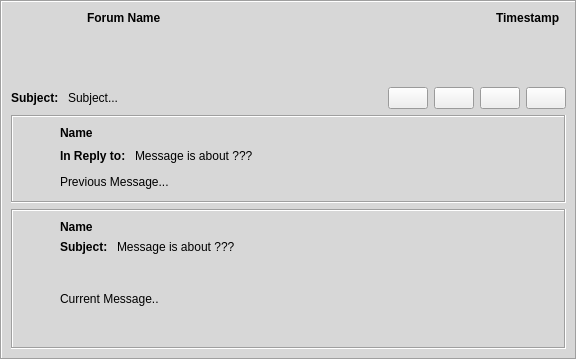
First picture: the form in retroshare-gui/src/gui/feeds/GxsForumMsgItem.ui, repository RetroShare/RetroShare, before the edit.
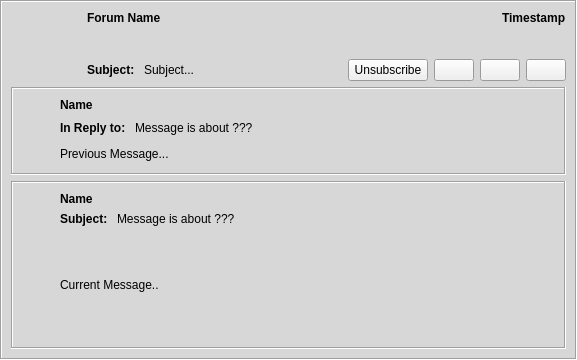
Second picture: the form after the edit. Icons and pictures are not drawn. Custom widgets are drawn as their Qt base class.

What changed in the file:
```diff
--- a/retroshare-gui/src/gui/feeds/GxsForumMsgItem.ui
+++ b/retroshare-gui/src/gui/feeds/GxsForumMsgItem.ui
@@ -77,9 +77,95 @@
      <property name="frameShadow">
       <enum>QFrame::Sunken</enum>
      </property>
-     <layout class="QGridLayout">
-      <item row="1" column="0" colspan="2">
-       <layout class="QHBoxLayout">
+     <layout class="QGridLayout" name="gridLayout">
+      <item row="0" column="0" rowspan="2">
+       <widget class="QLabel" name="iconLabel">
+        <property name="minimumSize">
+         <size>
+          <width>70</width>
+          <height>70</height>
+         </size>
+        </property>
+        <property name="maximumSize">
+         <size>
+          <width>70</width>
+          <height>70</height>
+         </size>
+        </property>
+        <property name="pixmap">
+         <pixmap resource="../icons.qrc">:/icons/png/forums-default.png</pixmap>
+        </property>
+        <property name="scaledContents">
+         <bool>true</bool>
+        </property>
+        <property name="alignment">
+         <set>Qt::AlignCenter</set>
+        </property>
+       </widget>
+      </item>
+      <item row="0" column="1">
+       <layout class="QHBoxLayout" name="horizontalLayout_2">
+        <item>
+         <widget class="QLabel" name="titleLabel">
+          <property name="sizePolicy">
+           <sizepolicy hsizetype="Minimum" vsizetype="Minimum">
+            <horstretch>0</horstretch>
+            <verstretch>0</verstretch>
+           </sizepolicy>
+          </property>
+          <property name="font">
+           <font>
+            <weight>75</weight>
+            <bold>true</bold>
+           </font>
+          </property>
+          <property name="text">
+           <string notr="true">Forum Name</string>
+          </property>
+          <property name="alignment">
+           <set>Qt::AlignLeading|Qt::AlignLeft|Qt::AlignTop</set>
+          </property>
+          <property name="openExternalLinks">
+           <bool>true</bool>
+          </property>
+          <property name="textInteractionFlags">
+           <set>Qt::LinksAccessibleByMouse|Qt::TextSelectableByMouse</set>
+          </property>
+         </widget>
+        </item>
+        <item>
+         <spacer name="horizontalSpacer">
+          <property name="orientation">
+           <enum>Qt::Horizontal</enum>
+          </property>
+          <property name="sizeHint" stdset="0">
+           <size>
+            <width>358</width>
+            <height>20</height>
+           </size>
+          </property>
+         </spacer>
+        </item>
+        <item>
+         <widget class="QLabel" name="timestamplabel">
+          <property name="font">
+           <font>
+            <weight>75</weight>
+            <bold>true</bold>
+           </font>
+          </property>
+          <property name="text">
+           <string notr="true">Timestamp</string>
+          </property>
+          <property name="alignment">
+           <set>Qt::AlignLeading|Qt::AlignLeft|Qt::AlignTop</set>
+          </property>
+         </widget>
+        </item>
+       </layout>
+      </item>
+      <item row="1" column="1">
+       <layout class="QHBoxLayout" name="horizontalLayout">
         <item>
          <widget class="QLabel" name="label_2">
           <property name="font">
@@ -110,16 +196,13 @@
          </widget>
         </item>
         <item>
-         <spacer>
+         <spacer name="horizontalSpacer_2">
           <property name="orientation">
            <enum>Qt::Horizontal</enum>
           </property>
-          <property name="sizeType">
-           <enum>QSizePolicy::Expanding</enum>
-          </property>
           <property name="sizeHint" stdset="0">
            <size>
-            <width>10</width>
+            <width>168</width>
             <height>20</height>
            </size>
           </property>
@@ -139,9 +222,8 @@
           <property name="toolTip">
            <string>Unsubscribe To Forum</string>
           </property>
-          <property name="icon">
-           <iconset resource="../images.qrc">
-            <normaloff>:/images/mail_delete.png</normaloff>:/images/mail_delete.png</iconset>
+          <property name="text">
+           <string>Unsubscribe</string>
           </property>
          </widget>
         </item>
@@ -207,231 +289,6 @@
         </item>
        </layout>
       </item>
-      <item row="0" column="0">
-       <layout class="QGridLayout">
-        <item row="0" column="0">
-         <widget class="QLabel" name="iconLabel">
-          <property name="minimumSize">
-           <size>
-            <width>70</width>
-            <height>70</height>
-           </size>
-          </property>
-          <property name="maximumSize">
-           <size>
-            <width>70</width>
-            <height>70</height>
-           </size>
-          </property>
-          <property name="pixmap">
-           <pixmap resource="../images.qrc">:/images/konversation64.png</pixmap>
-          </property>
-          <property name="alignment">
-           <set>Qt::AlignCenter</set>
-          </property>
-         </widget>
-        </item>
-        <item row="0" column="1">
-         <widget class="QLabel" name="titleLabel">
-          <property name="sizePolicy">
-           <sizepolicy hsizetype="Minimum" vsizetype="Minimum">
-            <horstretch>0</horstretch>
-            <verstretch>0</verstretch>
-           </sizepolicy>
-          </property>
-          <property name="font">
-           <font>
-            <weight>75</weight>
-            <bold>true</bold>
-           </font>
-          </property>
-          <property name="text">
-           <string notr="true">Forum Name</string>
-          </property>
-          <property name="alignment">
-           <set>Qt::AlignLeading|Qt::AlignLeft|Qt::AlignTop</set>
-          </property>
-          <property name="openExternalLinks">
-           <bool>true</bool>
-          </property>
-          <property name="textInteractionFlags">
-           <set>Qt::LinksAccessibleByMouse|Qt::TextSelectableByMouse</set>
-          </property>
-         </widget>
-        </item>
-       </layout>
-      </item>
-      <item row="0" column="1">
-       <layout class="QGridLayout">
-        <item row="0" column="0">
-         <spacer name="horizontalSpacer">
-          <property name="orientation">
-           <enum>Qt::Horizontal</enum>
-          </property>
-          <property name="sizeHint" stdset="0">
-           <size>
-            <width>358</width>
-            <height>20</height>
-           </size>
-          </property>
-         </spacer>
-        </item>
-        <item row="0" column="1" colspan="2">
-         <widget class="QLabel" name="timestamplabel">
-          <property name="font">
-           <font>
-            <weight>75</weight>
-            <bold>true</bold>
-           </font>
-          </property>
-          <property name="text">
-           <string notr="true">Timestamp</string>
-          </property>
-          <property name="alignment">
-           <set>Qt::AlignLeading|Qt::AlignLeft|Qt::AlignTop</set>
-          </property>
-         </widget>
-        </item>
-        <item row="1" column="0" colspan="4">
-         <spacer name="horizontalSpacer_2">
-          <property name="orientation">
-           <enum>Qt::Horizontal</enum>
-          </property>
-          <property name="sizeHint" stdset="0">
-           <size>
-            <width>518</width>
-            <height>20</height>
-           </size>
-          </property>
-         </spacer>
-        </item>
-       </layout>
-      </item>
-      <item row="3" column="0" colspan="2">
-       <widget class="QFrame" name="expandFrame">
-        <property name="frameShape">
-         <enum>QFrame::Box</enum>
-        </property>
-        <property name="frameShadow">
-         <enum>QFrame::Sunken</enum>
-        </property>
-        <layout class="QGridLayout">
-         <item row="0" column="0" rowspan="3">
-          <widget class="AvatarWidget" name="avatar">
-           <property name="minimumSize">
-            <size>
-             <width>32</width>
-             <height>32</height>
-            </size>
-           </property>
-           <property name="maximumSize">
-            <size>
-             <width>32</width>
-             <height>32</height>
-            </size>
-           </property>
-          </widget>
-         </item>
-         <item row="0" column="2">
-          <widget class="GxsIdLabel" name="nameLabel">
-           <property name="font">
-            <font>
-             <weight>75</weight>
-             <bold>true</bold>
-            </font>
-           </property>
-           <property name="text">
-            <string notr="true">Name</string>
-           </property>
-           <property name="openExternalLinks">
-            <bool>true</bool>
-           </property>
-          </widget>
-         </item>
-         <item row="1" column="2">
-          <layout class="QHBoxLayout">
-           <item>
-            <widget class="QLabel" name="label_9">
-             <property name="sizePolicy">
-              <sizepolicy hsizetype="Preferred" vsizetype="Fixed">
-               <horstretch>0</horstretch>
-               <verstretch>0</verstretch>
-              </sizepolicy>
-             </property>
-             <property name="font">
-              <font>
-               <weight>75</weight>
-               <bold>true</bold>
-              </font>
-             </property>
-             <property name="text">
-              <string>Subject: </string>
-             </property>
-            </widget>
-           </item>
-           <item>
-            <widget class="QLabel" name="subLabel">
-             <property name="sizePolicy">
-              <sizepolicy hsizetype="Expanding" vsizetype="Fixed">
-               <horstretch>0</horstretch>
-               <verstretch>0</verstretch>
-              </sizepolicy>
-             </property>
-             <property name="text">
-              <string notr="true">Message is about ???</string>
-             </property>
-             <property name="openExternalLinks">
-              <bool>true</bool>
-             </property>
-             <property name="textInteractionFlags">
-              <set>Qt::LinksAccessibleByMouse|Qt::TextSelectableByMouse</set>
-             </property>
-            </widget>
-           </item>
-          </layout>
-         </item>
-         <item row="3" column="0">
-          <spacer name="verticalSpacer_2">
-           <property name="orientation">
-            <enum>Qt::Vertical</enum>
-           </property>
-           <property name="sizeHint" stdset="0">
-            <size>
-             <width>20</width>
-             <height>27</height>
-            </size>
-           </property>
-          </spacer>
-         </item>
-         <item row="2" column="2" rowspan="2">
-          <layout class="QHBoxLayout">
-           <item>
-            <widget class="QLabel" name="msgLabel">
-             <property name="sizePolicy">
-              <sizepolicy hsizetype="MinimumExpanding" vsizetype="Preferred">
-               <horstretch>0</horstretch>
-               <verstretch>0</verstretch>
-              </sizepolicy>
-             </property>
-             <property name="text">
-              <string notr="true">Current Message..</string>
-             </property>
-             <property name="wordWrap">
-              <bool>true</bool>
-             </property>
-             <property name="openExternalLinks">
-              <bool>true</bool>
-             </property>
-             <property name="textInteractionFlags">
-              <set>Qt::LinksAccessibleByMouse|Qt::TextSelectableByMouse</set>
-             </property>
-            </widget>
-           </item>
-          </layout>
-         </item>
-        </layout>
-       </widget>
-      </item>
       <item row="2" column="0" colspan="2">
        <widget class="QFrame" name="parentFrame">
         <property name="frameShape">
@@ -589,6 +446,131 @@
         </layout>
        </widget>
       </item>
+      <item row="3" column="0" colspan="2">
+       <widget class="QFrame" name="expandFrame">
+        <property name="frameShape">
+         <enum>QFrame::Box</enum>
+        </property>
+        <property name="frameShadow">
+         <enum>QFrame::Sunken</enum>
+        </property>
+        <layout class="QGridLayout">
+         <item row="0" column="0" rowspan="3">
+          <widget class="AvatarWidget" name="avatar">
+           <property name="minimumSize">
+            <size>
+             <width>32</width>
+             <height>32</height>
+            </size>
+           </property>
+           <property name="maximumSize">
+            <size>
+             <width>32</width>
+             <height>32</height>
+            </size>
+           </property>
+          </widget>
+         </item>
+         <item row="0" column="2">
+          <widget class="GxsIdLabel" name="nameLabel">
+           <property name="font">
+            <font>
+             <weight>75</weight>
+             <bold>true</bold>
+            </font>
+           </property>
+           <property name="text">
+            <string notr="true">Name</string>
+           </property>
+           <property name="openExternalLinks">
+            <bool>true</bool>
+           </property>
+          </widget>
+         </item>
+         <item row="1" column="2">
+          <layout class="QHBoxLayout">
+           <item>
+            <widget class="QLabel" name="label_9">
+             <property name="sizePolicy">
+              <sizepolicy hsizetype="Preferred" vsizetype="Fixed">
+               <horstretch>0</horstretch>
+               <verstretch>0</verstretch>
+              </sizepolicy>
+             </property>
+             <property name="font">
+              <font>
+               <weight>75</weight>
+               <bold>true</bold>
+              </font>
+             </property>
+             <property name="text">
+              <string>Subject: </string>
+             </property>
+            </widget>
+           </item>
+           <item>
+            <widget class="QLabel" name="subLabel">
+             <property name="sizePolicy">
+              <sizepolicy hsizetype="Expanding" vsizetype="Fixed">
+               <horstretch>0</horstretch>
+               <verstretch>0</verstretch>
+              </sizepolicy>
+             </property>
+             <property name="text">
+              <string notr="true">Message is about ???</string>
+             </property>
+             <property name="openExternalLinks">
+              <bool>true</bool>
+             </property>
+             <property name="textInteractionFlags">
+              <set>Qt::LinksAccessibleByMouse|Qt::TextSelectableByMouse</set>
+             </property>
+            </widget>
+           </item>
+          </layout>
+         </item>
+         <item row="3" column="0">
+          <spacer name="verticalSpacer_2">
+           <property name="orientation">
+            <enum>Qt::Vertical</enum>
+           </property>
+           <property name="sizeHint" stdset="0">
+            <size>
+             <width>20</width>
+             <height>27</height>
+            </size>
+           </property>
+          </spacer>
+         </item>
+         <item row="2" column="2" rowspan="2">
+          <layout class="QHBoxLayout">
+           <item>
+            <widget class="QLabel" name="msgLabel">
+             <property name="sizePolicy">
+              <sizepolicy hsizetype="MinimumExpanding" vsizetype="Preferred">
+               <horstretch>0</horstretch>
+               <verstretch>0</verstretch>
+              </sizepolicy>
+             </property>
+             <property name="text">
+              <string notr="true">Current Message..</string>
+             </property>
+             <property name="wordWrap">
+              <bool>true</bool>
+             </property>
+             <property name="openExternalLinks">
+              <bool>true</bool>
+             </property>
+             <property name="textInteractionFlags">
+              <set>Qt::LinksAccessibleByMouse|Qt::TextSelectableByMouse</set>
+             </property>
+            </widget>
+           </item>
+          </layout>
+         </item>
+        </layout>
+       </widget>
+      </item>
      </layout>
     </widget>
    </item>
```
Left out of the diff: 13 changed lines with no effect on the pictures.
